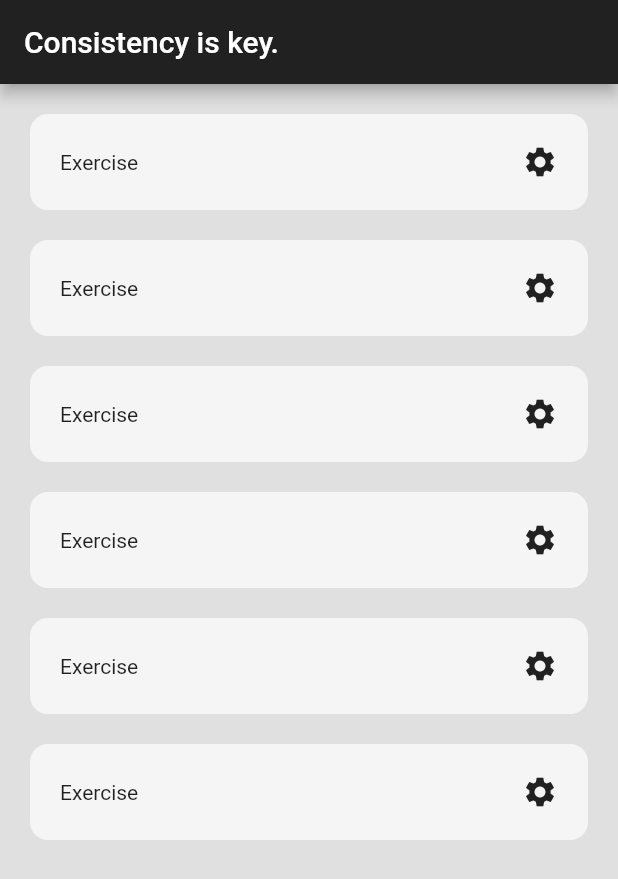
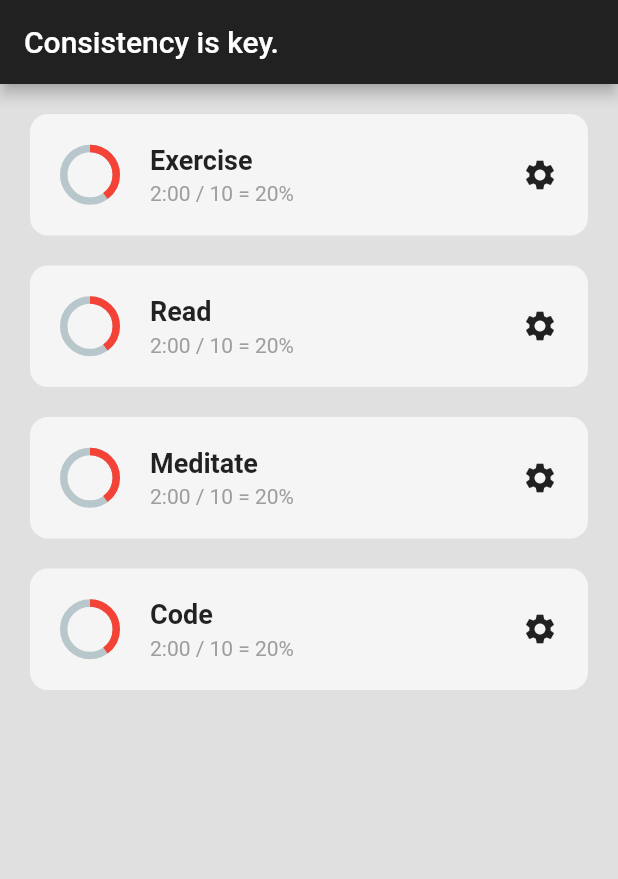
Before and after one commit to Arora-Yash-coder/habit_tracker, a Flutter app: the screen it shows after launch, on a phone screen of 412 x 824 dp. Shown: the top 879 px of the screen. Run offline on Flutter 3.47's test engine with Material 2 defaults, Android fonts, the phone set to English and light mode, and no system bars; drawn by our look-alikes of percent_indicator.

Commit message:
Worked More on the Habit Tile

```diff
--- a/lib/home_page.dart
+++ b/lib/home_page.dart
@@ -20,12 +20,18 @@ class _HomePageState extends State<HomePage> {
       ),
       body: Column(
         children: const [
-          Tile(),
-          Tile(),
-          Tile(),
-          Tile(),
-          Tile(),
-          Tile(),
+          Tile(
+            habitName: 'Exercise',
+          ),
+          Tile(
+            habitName: 'Read',
+          ),
+          Tile(
+            habitName: 'Meditate',
+          ),
+          Tile(
+            habitName: 'Code',
+          ),
         ],
       ),
     );
--- a/lib/utils/tile.dart
+++ b/lib/utils/tile.dart
@@ -1,13 +1,10 @@
 import 'package:flutter/material.dart';
+import 'package:percent_indicator/circular_percent_indicator.dart';
 
-class Tile extends StatefulWidget {
-  const Tile({Key? key}) : super(key: key);
+class Tile extends StatelessWidget {
+  final String habitName;
+  const Tile({Key? key, required this.habitName}) : super(key: key);
 
-  @override
-  State<Tile> createState() => _TileState();
-}
-
-class _TileState extends State<Tile> {
   @override
   Widget build(BuildContext context) {
     return Padding(
@@ -24,9 +21,40 @@ class _TileState extends State<Tile> {
         ),
         child: Row(
           mainAxisAlignment: MainAxisAlignment.spaceBetween,
-          children: const [
-            Text('Exercise'),
-            Icon(Icons.settings),
+          children: [
+            Row(
+              children: [
+                CircularPercentIndicator(
+                  radius: 40,
+                  percent: .4,
+                ),
+                const SizedBox(
+                  width: 20,
+                ),
+                Column(
+                  crossAxisAlignment: CrossAxisAlignment.start,
+                  children: [
+                    Text(
+                      habitName,
+                      style: const TextStyle(
+                        fontWeight: FontWeight.bold,
+                        fontSize: 18,
+                      ),
+                    ),
+                    const SizedBox(
+                      height: 4,
+                    ),
+                    const Text(
+                      '2:00 / 10 = 20%',
+                      style: TextStyle(
+                        color: Colors.grey,
+                      ),
+                    ),
+                  ],
+                ),
+              ],
+            ),
+            const Icon(Icons.settings),
           ],
         ),
       ),
--- a/pubspec.yaml
+++ b/pubspec.yaml
@@ -34,6 +34,7 @@ dependencies:
   # The following adds the Cupertino Icons font to your application.
   # Use with the CupertinoIcons class for iOS style icons.
   cupertino_icons: ^1.0.2
+  percent_indicator: ^3.4.0
 
 dev_dependencies:
   flutter_test:
```
Also changed, not shown: pubspec.lock.
